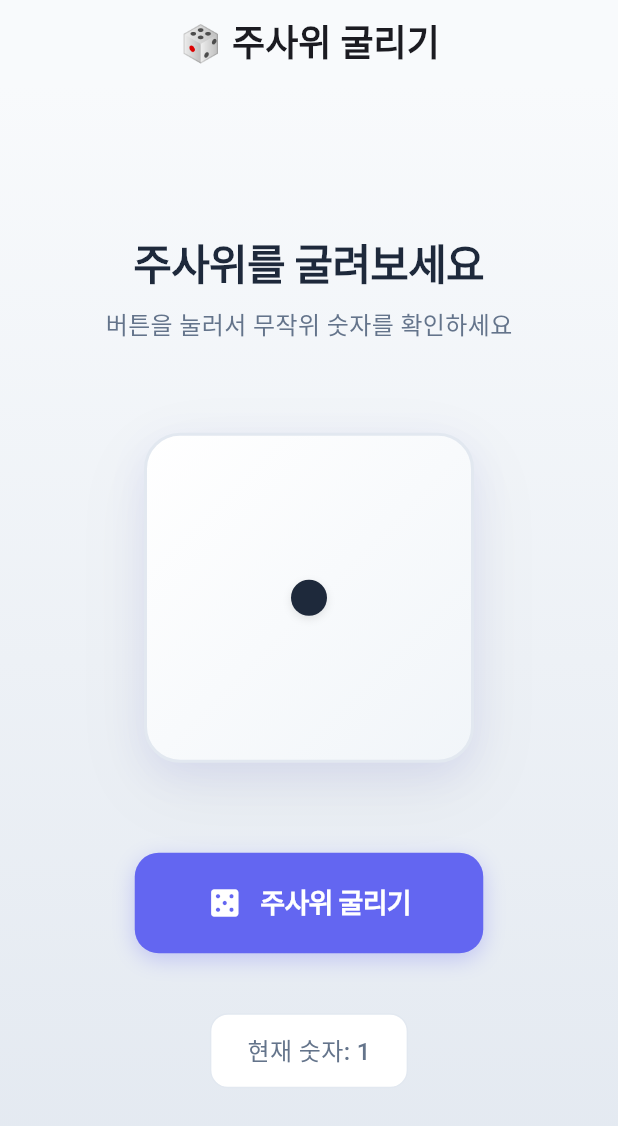
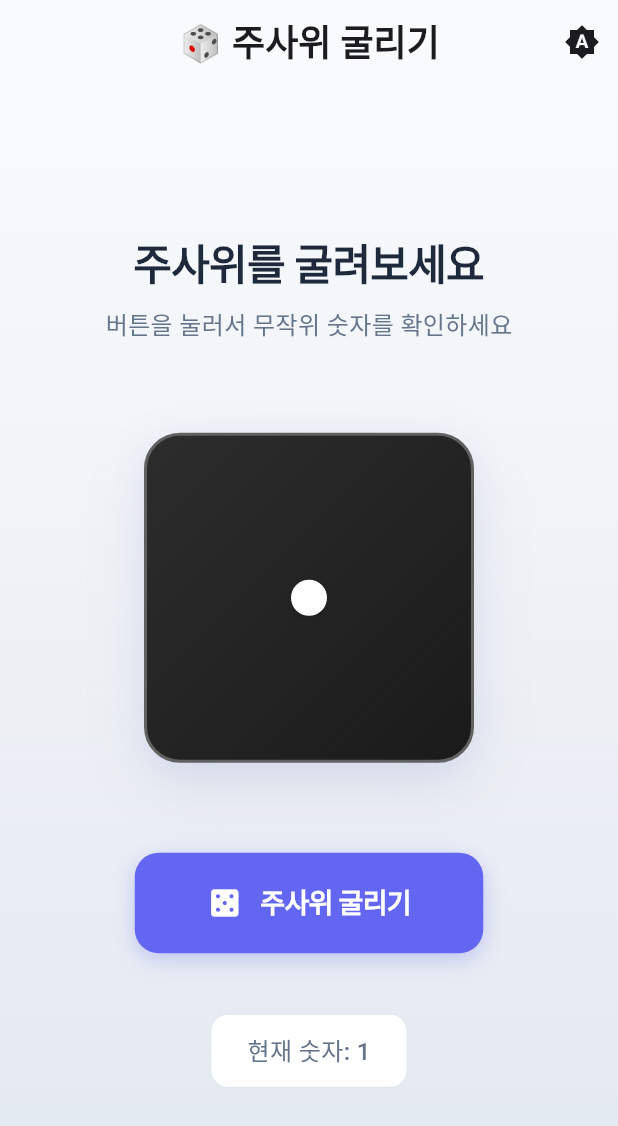
Before and after one commit to hapick8350/dice-roller-app, a Flutter app: the screen it shows after launch, on a phone screen of 412 x 824 dp. Shown: the top 1126 px of the screen. Run offline on Flutter 3.47's test engine with Material 3 defaults, Android fonts, the phone set to English and light mode, and no system bars; our stand-ins replace shared_preferences; Roboto replaces fonts that are missing (Pretendard).

Commit message:
feat: Add theme management with shared_preferences and provider
- Add ThemeManager class for theme state management
- Implement shared_preferences for persistent theme storage
- Add theme toggle button in AppBar
- Support light, dark, and system theme modes
- Update dice colors to contrast with current theme
- Add provider package for state management

```diff
--- a/lib/main.dart
+++ b/lib/main.dart
@@ -1,8 +1,20 @@
 import 'package:flutter/material.dart';
 import 'dart:math';
+import 'package:provider/provider.dart';
+import 'theme_manager.dart';
 
-void main() {
-  runApp(const MyApp());
+void main() async {
+  WidgetsFlutterBinding.ensureInitialized();
+
+  final themeManager = ThemeManager();
+  await themeManager.loadTheme();
+
+  runApp(
+    ChangeNotifierProvider(
+      create: (_) => themeManager,
+      child: const MyApp(),
+    ),
+  );
 }
 
 class MyApp extends StatelessWidget {
@@ -10,8 +22,11 @@ class MyApp extends StatelessWidget {
 
   @override
   Widget build(BuildContext context) {
+    return Consumer<ThemeManager>(
+      builder: (context, themeManager, child) {
         return MaterialApp(
           title: '주사위 굴리기',
+          themeMode: themeManager.themeMode,
           theme: ThemeData(
             colorScheme: ColorScheme.fromSeed(
               seedColor: const Color(0xFF6366F1),
@@ -20,7 +35,17 @@ class MyApp extends StatelessWidget {
             useMaterial3: true,
             fontFamily: 'Pretendard',
           ),
+          darkTheme: ThemeData(
+            colorScheme: ColorScheme.fromSeed(
+              seedColor: const Color(0xFF6366F1),
+              brightness: Brightness.dark,
+            ),
+            useMaterial3: true,
+            fontFamily: 'Pretendard',
+          ),
           home: const DicePage(),
+        );
+      },
     );
   }
 }
@@ -151,13 +176,15 @@ class _DicePageState extends State<DicePage> with TickerProviderStateMixin {
   }
 
   Widget _buildDot(Alignment alignment) {
+    final isDark = Theme.of(context).brightness == Brightness.dark;
+
     return Align(
       alignment: alignment,
       child: Container(
         width: 24,
         height: 24,
         decoration: BoxDecoration(
-          color: const Color(0xFF1E293B),
+          color: isDark ? const Color(0xFF1E293B) : Colors.white,
           shape: BoxShape.circle,
           boxShadow: [
             BoxShadow(
@@ -239,8 +266,11 @@ class _DicePageState extends State<DicePage> with TickerProviderStateMixin {
 
   @override
   Widget build(BuildContext context) {
+    final isDark = Theme.of(context).brightness == Brightness.dark;
+
     return Scaffold(
-      backgroundColor: const Color(0xFFF8FAFC),
+      backgroundColor:
+          isDark ? const Color(0xFF1A1A1A) : const Color(0xFFF8FAFC),
       appBar: AppBar(
         title: const Text(
           '🎲 주사위 굴리기',
@@ -252,15 +282,38 @@ class _DicePageState extends State<DicePage> with TickerProviderStateMixin {
         backgroundColor: Colors.transparent,
         elevation: 0,
         centerTitle: true,
+        actions: [
+          Consumer<ThemeManager>(
+            builder: (context, themeManager, child) {
+              return IconButton(
+                onPressed: () => themeManager.cycleTheme(),
+                icon: Icon(
+                  themeManager.isLightMode
+                      ? Icons.light_mode
+                      : themeManager.isDarkMode
+                          ? Icons.dark_mode
+                          : Icons.brightness_auto,
+                  color: Theme.of(context).colorScheme.onSurface,
+                ),
+                tooltip: '테마 변경',
+              );
+            },
+          ),
+        ],
       ),
       body: Container(
-        decoration: const BoxDecoration(
+        decoration: BoxDecoration(
           gradient: LinearGradient(
             begin: Alignment.topCenter,
             end: Alignment.bottomCenter,
-            colors: [
-              Color(0xFFF8FAFC),
-              Color(0xFFE2E8F0),
+            colors: isDark
+                ? [
+                    const Color(0xFF1A1A1A),
+                    const Color(0xFF2D2D2D),
+                  ]
+                : [
+                    const Color(0xFFF8FAFC),
+                    const Color(0xFFE2E8F0),
                   ],
           ),
         ),
@@ -270,21 +323,21 @@ class _DicePageState extends State<DicePage> with TickerProviderStateMixin {
               mainAxisAlignment: MainAxisAlignment.center,
               children: [
                 // 제목
-                const Text(
+                Text(
                   '주사위를 굴려보세요',
                   style: TextStyle(
                     fontSize: 28,
                     fontWeight: FontWeight.w600,
-                    color: Color(0xFF1E293B),
+                    color: isDark ? Colors.white : const Color(0xFF1E293B),
                     letterSpacing: -0.5,
                   ),
                 ),
                 const SizedBox(height: 8),
-                const Text(
+                Text(
                   '버튼을 눌러서 무작위 숫자를 확인하세요',
                   style: TextStyle(
                     fontSize: 16,
-                    color: Color(0xFF64748B),
+                    color: isDark ? Colors.grey[300] : const Color(0xFF64748B),
                     fontWeight: FontWeight.w400,
                   ),
                 ),
@@ -305,17 +358,24 @@ class _DicePageState extends State<DicePage> with TickerProviderStateMixin {
                             width: 220,
                             height: 220,
                             decoration: BoxDecoration(
-                              gradient: const LinearGradient(
+                              gradient: LinearGradient(
                                 begin: Alignment.topLeft,
                                 end: Alignment.bottomRight,
-                                colors: [
-                                  Color(0xFFFFFFFF),
-                                  Color(0xFFF1F5F9),
+                                colors: isDark
+                                    ? [
+                                        const Color(0xFFFFFFFF),
+                                        const Color(0xFFF1F5F9),
+                                      ]
+                                    : [
+                                        const Color(0xFF2D2D2D),
+                                        const Color(0xFF1A1A1A),
                                       ],
                               ),
                               borderRadius: BorderRadius.circular(24),
                               border: Border.all(
-                                color: const Color(0xFFE2E8F0),
+                                color: isDark
+                                    ? const Color(0xFFE2E8F0)
+                                    : Colors.grey[700]!,
                                 width: 2,
                               ),
                               boxShadow: [
@@ -402,19 +462,21 @@ class _DicePageState extends State<DicePage> with TickerProviderStateMixin {
                     vertical: 12,
                   ),
                   decoration: BoxDecoration(
-                    color: Colors.white,
+                    color: isDark ? const Color(0xFF2D2D2D) : Colors.white,
                     borderRadius: BorderRadius.circular(12),
                     border: Border.all(
-                      color: const Color(0xFFE2E8F0),
+                      color:
+                          isDark ? Colors.grey[700]! : const Color(0xFFE2E8F0),
                       width: 1,
                     ),
                   ),
                   child: Text(
                     '현재 숫자: $_diceNumber',
-                    style: const TextStyle(
+                    style: TextStyle(
                       fontSize: 16,
                       fontWeight: FontWeight.w500,
-                      color: Color(0xFF64748B),
+                      color:
+                          isDark ? Colors.grey[300] : const Color(0xFF64748B),
                     ),
                   ),
                 ),
--- a/pubspec.yaml
+++ b/pubspec.yaml
@@ -34,6 +34,8 @@ dependencies:
   # The following adds the Cupertino Icons font to your application.
   # Use with the CupertinoIcons class for iOS style icons.
   cupertino_icons: ^1.0.8
+  shared_preferences: ^2.2.2
+  provider: ^6.1.1
 
 dev_dependencies:
   flutter_test:
```
Also changed, not shown: lib/theme_manager.dart (added, +68 -0 lines), pubspec.lock, 1 other file. Lines whose indentation alone changed are shown as unchanged.
